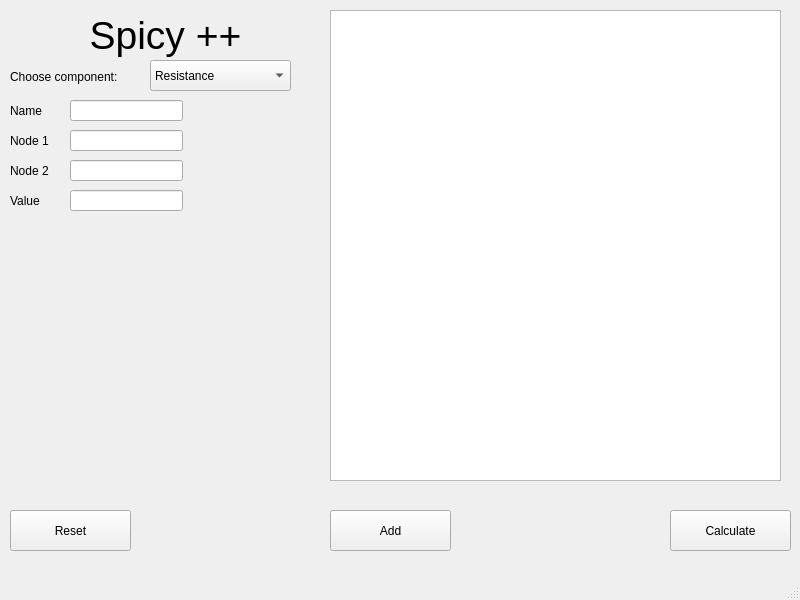
First picture: the form in src/Frontend/MainWindow.ui, repository alalain/SpicyPP, before the edit.
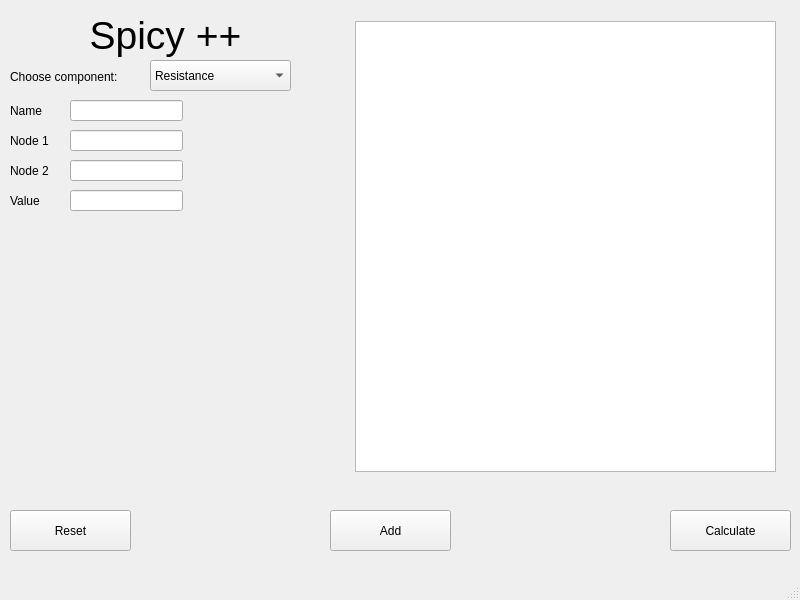
Second picture: the form after the edit.

```diff
--- a/src/Frontend/MainWindow.ui
+++ b/src/Frontend/MainWindow.ui
@@ -53,16 +53,6 @@
      <string>Calculate</string>
     </property>
    </widget>
-   <widget class="QTableView" name="ComponentTable">
-    <property name="geometry">
-     <rect>
-      <x>330</x>
-      <y>10</y>
-      <width>451</width>
-      <height>471</height>
-     </rect>
-    </property>
-   </widget>
    <widget class="QLabel" name="Title">
     <property name="geometry">
      <rect>
@@ -222,6 +212,19 @@
      <string/>
     </property>
    </widget>
+   <widget class="QListWidget" name="CompList">
+    <property name="geometry">
+     <rect>
+      <x>355</x>
+      <y>21</y>
+      <width>421</width>
+      <height>451</height>
+     </rect>
+    </property>
+    <property name="autoFillBackground">
+     <bool>true</bool>
+    </property>
+   </widget>
   </widget>
   <widget class="QMenuBar" name="menubar">
    <property name="geometry">
```
Left out of the diff: 3 changed lines with no effect on the pictures.
